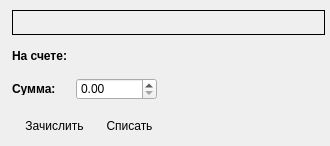
Above: frmschetclienta.ui from sergey4475/profi before the change. Below: the same form after it.
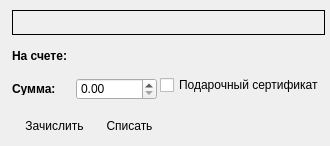
That is the form after the change.

```diff
--- a/frmschetclienta.ui
+++ b/frmschetclienta.ui
@@ -183,6 +183,19 @@
     <bool>true</bool>
    </property>
   </widget>
+  <widget class="QCheckBox" name="sertifikat">
+   <property name="geometry">
+    <rect>
+     <x>160</x>
+     <y>76</y>
+     <width>161</width>
+     <height>18</height>
+    </rect>
+   </property>
+   <property name="text">
+    <string>Подарочный сертификат</string>
+   </property>
+  </widget>
  </widget>
  <resources/>
  <connections/>
```
